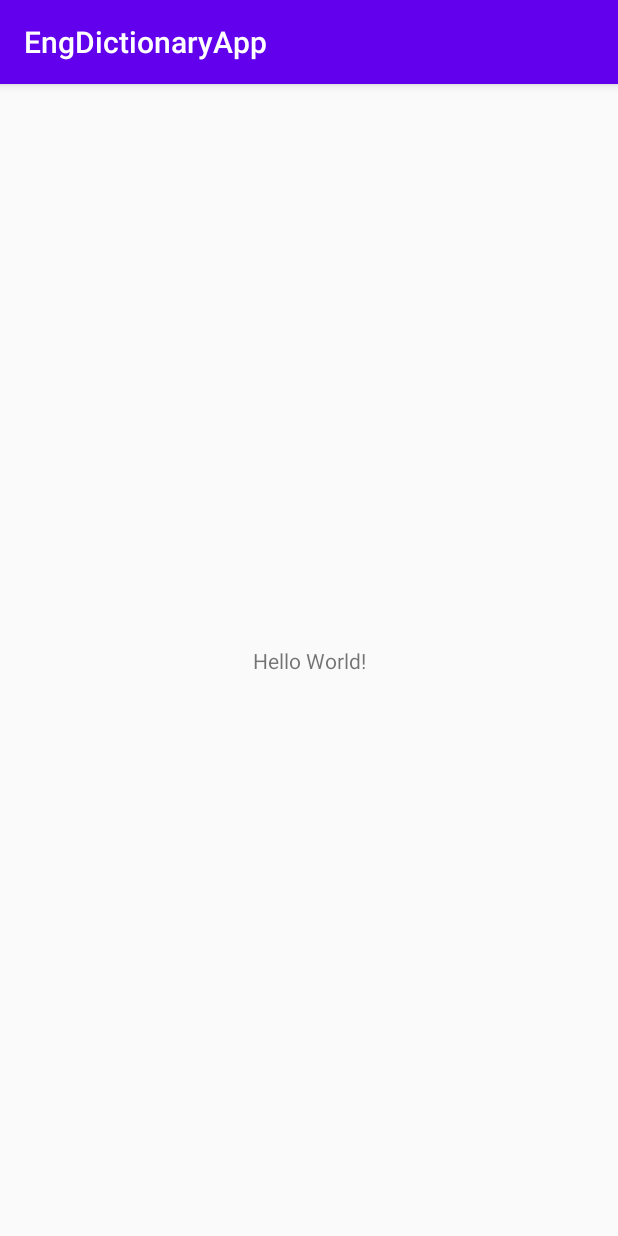
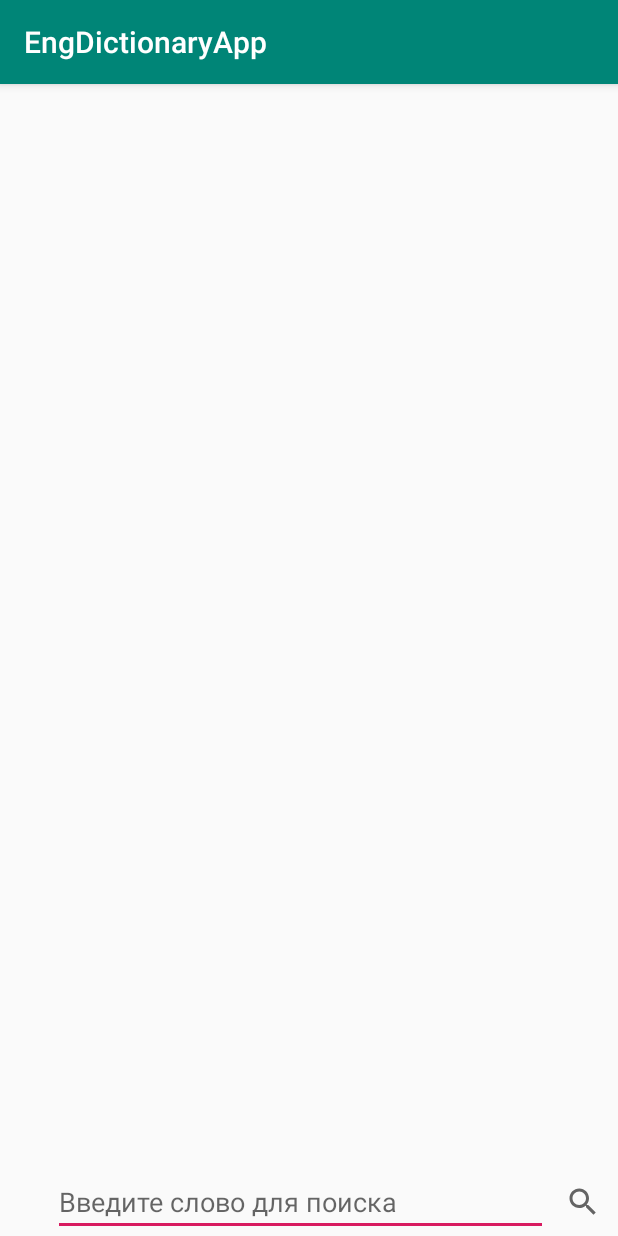
Before and after one commit to Falchio/EngDictionaryApp, an Android app: the screen it shows after launch (MainActivity), on a phone screen of 412 x 824 dp. Run offline under Robolectric (Android 15) with nearby library versions, the phone set to English and light mode, and no system bars.

Commit message:
done activity_main.xml

```diff
--- a/app/src/main/AndroidManifest.xml
+++ b/app/src/main/AndroidManifest.xml
@@ -1,6 +1,9 @@
 <?xml version="1.0" encoding="utf-8"?>
 <manifest xmlns:android="http://schemas.android.com/apk/res/android"
     package="com.github.falchio.engdictionaryapp">
+
+    <uses-permission android:name="android.permission.INTERNET"/>
+    <uses-permission android:name="android.permission.ACCESS_NETWORK_STATE"/>
 
     <application
         android:allowBackup="true"
--- /dev/null
+++ b/app/src/main/res/drawable/ic_baseline_search_24.xml
@@ -0,0 +1,10 @@
+<vector xmlns:android="http://schemas.android.com/apk/res/android"
+    android:width="24dp"
+    android:height="24dp"
+    android:viewportWidth="24"
+    android:viewportHeight="24"
+    android:tint="?attr/colorControlNormal">
+  <path
+      android:fillColor="@android:color/white"
+      android:pathData="M15.5,14h-0.79l-0.28,-0.27C15.41,12.59 16,11.11 16,9.5 16,5.91 13.09,3 9.5,3S3,5.91 3,9.5 5.91,16 9.5,16c1.61,0 3.09,-0.59 4.23,-1.57l0.27,0.28v0.79l5,4.99L20.49,19l-4.99,-5zM9.5,14C7.01,14 5,11.99 5,9.5S7.01,5 9.5,5 14,7.01 14,9.5 11.99,14 9.5,14z"/>
+</vector>
--- a/app/src/main/res/layout/activity_main.xml
+++ b/app/src/main/res/layout/activity_main.xml
@@ -1,18 +1,41 @@
 <?xml version="1.0" encoding="utf-8"?>
 <androidx.constraintlayout.widget.ConstraintLayout xmlns:android="http://schemas.android.com/apk/res/android"
     xmlns:app="http://schemas.android.com/apk/res-auto"
-    xmlns:tools="http://schemas.android.com/tools"
     android:layout_width="match_parent"
     android:layout_height="match_parent"
-    tools:context=".MainActivity">
+    android:fitsSystemWindows="true">
 
-    <TextView
+    <FrameLayout
+        android:id="@+id/frame_layout"
+        android:layout_width="match_parent"
+        android:layout_height="0dp"
+        app:layout_constraintBottom_toTopOf="@+id/search_bar"
+        app:layout_constraintEnd_toEndOf="parent"
+        app:layout_constraintStart_toStartOf="parent"
+        app:layout_constraintTop_toTopOf="parent" />
+
+    <EditText
+        android:id="@+id/search_bar"
+        android:layout_width="0dp"
+        android:layout_height="wrap_content"
+        android:hint="@string/enter_word_for_search"
+        android:inputType="text"
+        app:layout_constraintBottom_toBottomOf="parent"
+        app:layout_constraintEnd_toEndOf="@+id/search_button"
+        app:layout_constraintWidth_percent="0.8"
+        app:layout_constraintStart_toStartOf="parent"
+        app:layout_constraintTop_toBottomOf="@+id/frame_layout" />
+
+    <ImageView
+        android:id="@+id/search_button"
         android:layout_width="wrap_content"
         android:layout_height="wrap_content"
-        android:text="Hello World!"
+        android:src="@drawable/ic_baseline_search_24"
         app:layout_constraintBottom_toBottomOf="parent"
-        app:layout_constraintLeft_toLeftOf="parent"
-        app:layout_constraintRight_toRightOf="parent"
-        app:layout_constraintTop_toTopOf="parent" />
+        app:layout_constraintEnd_toEndOf="parent"
+        app:layout_constraintStart_toEndOf="@+id/search_bar"
+        app:layout_constraintTop_toTopOf="@+id/search_bar"
+        android:contentDescription="@string/search" />
+
 
 </androidx.constraintlayout.widget.ConstraintLayout>
--- a/app/src/main/res/values/colors.xml
+++ b/app/src/main/res/values/colors.xml
@@ -1,6 +1,17 @@
 <?xml version="1.0" encoding="utf-8"?>
 <resources>
-    <color name="colorPrimary">#6200EE</color>
-    <color name="colorPrimaryDark">#3700B3</color>
-    <color name="colorAccent">#03DAC5</color>
+    <color name="colorPrimary">#008577</color>
+    <color name="colorPrimaryDark">#00574B</color>
+    <color name="colorAccent">#D81B60</color>
+
+    <color name="color_error">#ef9a9a</color>
+    <color name="color_text_main">#66000014</color>
+    <color name="color_delete_text_icon">#66000014</color>
+    <color name="color_text_header">#313131</color>
+    <color name="color_black">#313131</color>
+    <color name="color_white">#FFFFFF</color>
+    <color name="color_white_transparent">#80FFFFFF</color>
+    <color name="color_gray">#66000000</color>
+    <color name="color_button_enabled">@color/colorAccent</color>
+    <color name="color_button_disabled">@color/color_gray</color>
 </resources>
--- a/app/src/main/res/values/strings.xml
+++ b/app/src/main/res/values/strings.xml
@@ -1,3 +1,5 @@
 <resources>
     <string name="app_name">EngDictionaryApp</string>
+    <string name="enter_word_for_search">Введите слово для поиска</string>
+    <string name="search">search</string>
 </resources>
```
Also changed, not shown: app/build.gradle (+24 -1 lines).
